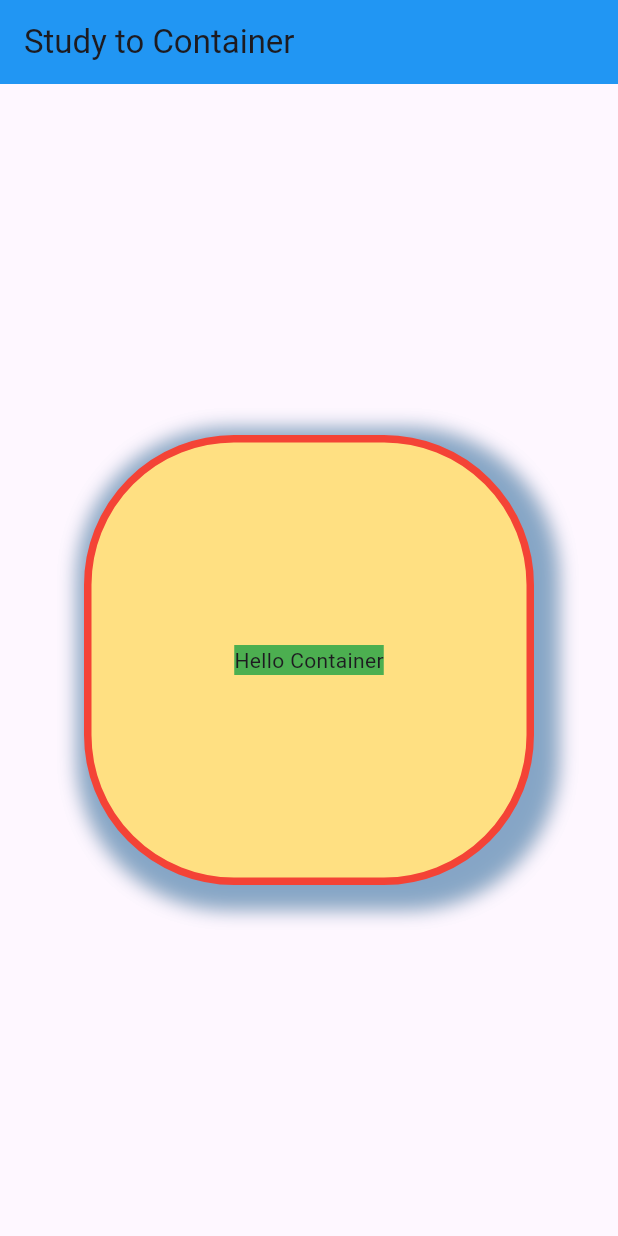
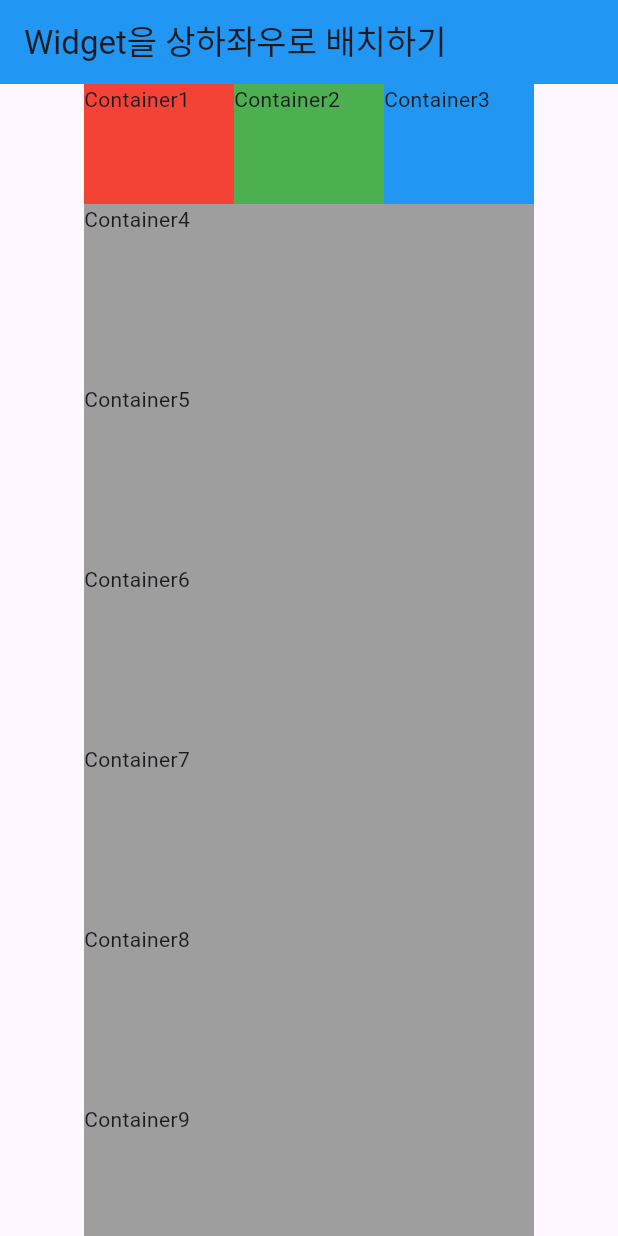
Before and after one commit to Hyewon711/FC_Flutter01, a Flutter app: the screen it shows after launch, on a phone screen of 412 x 824 dp. Run offline on Flutter 3.47's test engine with Material 3 defaults, Android fonts, the phone set to English and light mode, and no system bars.

Commit message:
ch02.01 Widget을 상하-좌우로 배치하기

```diff
--- /dev/null
+++ b/lib/ch01.dart
@@ -0,0 +1,88 @@
+import 'package:flutter/material.dart';
+
+/// part2. ch01.dart.05
+void main() {
+  runApp(MaterialApp(
+    home: Scaffold(
+      appBar: AppBar(
+        backgroundColor: Colors.blue,
+        title: Text('Study to Container'),
+      ),
+      body: CustomContainer(),
+    ),
+  ));
+}
+
+class CustomContainer extends StatelessWidget {
+  const CustomContainer({super.key});
+
+  @override
+  Widget build(BuildContext context) {
+    return Center(
+      child: Container(
+        width: 300,
+        height: 300,
+        padding: EdgeInsets.fromLTRB(10, 12, 10, 12),
+        decoration: BoxDecoration(
+          color: Colors.amber.shade200,
+          border: Border.all(color: Colors.red, width: 5, style: BorderStyle.solid),
+          borderRadius: BorderRadius.circular(100),
+          boxShadow: [
+            BoxShadow(color: Colors.black.withOpacity(0.3), offset: Offset(6, 6), blurRadius: 10, spreadRadius: 10),
+            BoxShadow(color: Colors.blue.withOpacity(0.3), offset: Offset(6, 6), blurRadius: 10, spreadRadius: 10)
+          ],
+        ),
+        child: Center(child: Container(
+            color: Colors.green,
+            child: Text('Hello Container'))),
+      ),
+    );
+  }
+}
+
+/// part2. ch01.dart.04
+// void main() {
+//   runApp(
+//     MaterialApp(
+//       home: Scaffold(
+//         appBar: AppBar(
+//           actions: [
+//             IconButton(onPressed: (){
+//               print('Tab!');
+//             }, icon: Icon(Icons.home)),
+//             Icon(Icons.play_arrow)
+//           ],
+//           centerTitle: false,
+//           title: Text('This is App bar'),
+//           backgroundColor: Colors.blue,
+//         ),
+//           body: TestWidget(),
+//         floatingActionButton: FloatingActionButton(
+//           child: Icon(Icons.bug_report),
+//           onPressed: () {
+//             print('Tab! FAB');
+//           },
+//         ),
+//       ),
+//     ),
+//   );
+// }
+//
+// class TestWidget extends StatelessWidget {
+//   const TestWidget({super.key});
+//
+//   @override
+//   Widget build(BuildContext context) {
+//     return SafeArea(
+//       child: Center(
+//         child: Text(
+//           'Hello Flutter',
+//           style: TextStyle(
+//             fontSize: 60,
+//             color: Colors.black,
+//           ),
+//         ),
+//       ),
+//     );
+//   }
+// }
--- a/lib/main.dart
+++ b/lib/main.dart
@@ -1,88 +1,88 @@
 import 'package:flutter/material.dart';
 
-/// part2. ch01.05
 void main() {
   runApp(MaterialApp(
     home: Scaffold(
       appBar: AppBar(
+        title: Text('Widget을 상하좌우로 배치하기'),
         backgroundColor: Colors.blue,
-        title: Text('Study to Container'),
       ),
-      body: CustomContainer(),
+      body: Body(),
     ),
   ));
 }
 
-class CustomContainer extends StatelessWidget {
-  const CustomContainer({super.key});
+class Body extends StatelessWidget {
+  const Body({super.key});
 
   @override
   Widget build(BuildContext context) {
-    return Center(
-      child: Container(
-        width: 300,
-        height: 300,
-        padding: EdgeInsets.fromLTRB(10, 12, 10, 12),
-        decoration: BoxDecoration(
-          color: Colors.amber.shade200,
-          border: Border.all(color: Colors.red, width: 5, style: BorderStyle.solid),
-          borderRadius: BorderRadius.circular(100),
-          boxShadow: [
-            BoxShadow(color: Colors.black.withOpacity(0.3), offset: Offset(6, 6), blurRadius: 10, spreadRadius: 10),
-            BoxShadow(color: Colors.blue.withOpacity(0.3), offset: Offset(6, 6), blurRadius: 10, spreadRadius: 10)
-          ],
-        ),
-        child: Center(child: Container(
-            color: Colors.green,
-            child: Text('Hello Container'))),
+    return SingleChildScrollView(
+      // 수평 스크롤 scrollDirection: Axis.horizontal,
+      // 수직 스크롤 scrollDirection: Axis.vertical,
+    child: Column(
+        mainAxisAlignment: MainAxisAlignment.center,
+        children: [
+          Row(
+            // Column을 사용하면 수직으로 배치된다.
+            mainAxisAlignment: MainAxisAlignment.center,
+            crossAxisAlignment: CrossAxisAlignment.center,
+            children: [
+              Container(
+                  width: 100,
+                  height: 80,
+                  child: Text('Container1'),
+                  color: Colors.red),
+              Container(
+                  width: 100,
+                  height: 80,
+                  child: Text('Container2'),
+                  color: Colors.green),
+              Container(
+                  width: 100,
+                  height: 80,
+                  child: Text('Container3'),
+                  color: Colors.blue),
+            ],
+          ),
+          Container(
+            width: 300,
+            height: 120,
+            color: Colors.grey,
+            child: Text('Container4'),
+          ),
+          Container(
+            width: 300,
+            height: 120,
+            color: Colors.grey,
+            child: Text('Container5'),
+          ),
+          Container(
+            width: 300,
+            height: 120,
+            color: Colors.grey,
+            child: Text('Container6'),
+          ),
+          Container(
+            width: 300,
+            height: 120,
+            color: Colors.grey,
+            child: Text('Container7'),
+          ),
+          Container(
+            width: 300,
+            height: 120,
+            color: Colors.grey,
+            child: Text('Container8'),
+          ),
+          Container(
+            width: 300,
+            height: 120,
+            color: Colors.grey,
+            child: Text('Container9'),
+          )
+        ],
       ),
     );
   }
 }
-
-/// part2. ch01.04
-// void main() {
-//   runApp(
-//     MaterialApp(
-//       home: Scaffold(
-//         appBar: AppBar(
-//           actions: [
-//             IconButton(onPressed: (){
-//               print('Tab!');
-//             }, icon: Icon(Icons.home)),
-//             Icon(Icons.play_arrow)
-//           ],
-//           centerTitle: false,
-//           title: Text('This is App bar'),
-//           backgroundColor: Colors.blue,
-//         ),
-//           body: TestWidget(),
-//         floatingActionButton: FloatingActionButton(
-//           child: Icon(Icons.bug_report),
-//           onPressed: () {
-//             print('Tab! FAB');
-//           },
-//         ),
-//       ),
-//     ),
-//   );
-// }
-//
-// class TestWidget extends StatelessWidget {
-//   const TestWidget({super.key});
-//
-//   @override
-//   Widget build(BuildContext context) {
-//     return SafeArea(
-//       child: Center(
-//         child: Text(
-//           'Hello Flutter',
-//           style: TextStyle(
-//             fontSize: 60,
-//             color: Colors.black,
-//           ),
-//         ),
-//       ),
-//     );
-//   }
-// }
```
